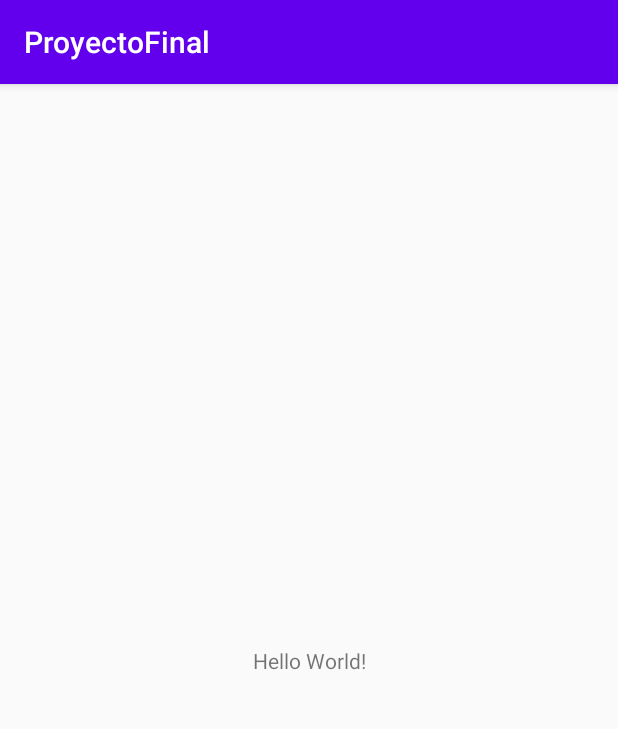
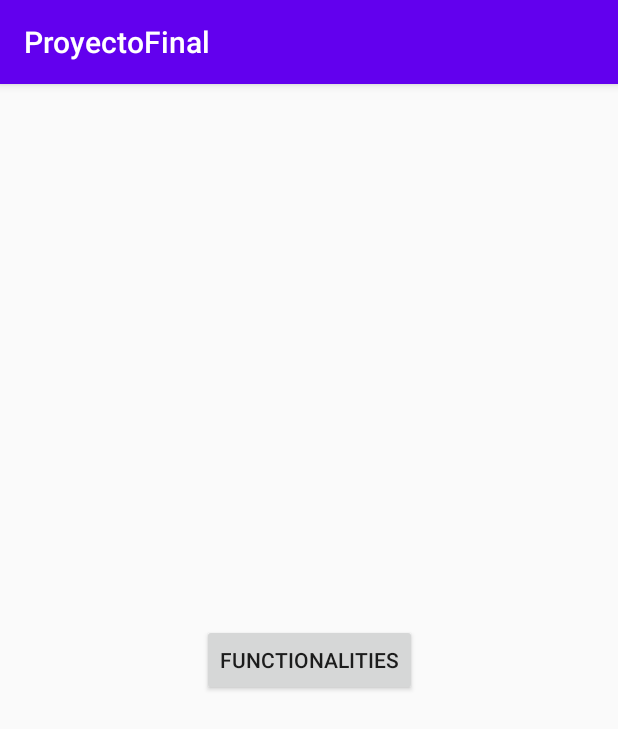
Before and after one commit to JeremiasFefe/ProyectoFinal, an Android app: the screen it shows after launch (MainActivity), on a phone screen of 412 x 824 dp. Shown: the top 729 px of the screen. Run offline under Robolectric (Android 15) with nearby library versions, the light colour scheme and no system bars.

Commit message:
Navegación básica creada

```diff
--- a/app/build.gradle
+++ b/app/build.gradle
@@ -1,4 +1,6 @@
 apply plugin: 'com.android.application'
+apply plugin: "androidx.navigation.safeargs"
+
 
 android {
     compileSdkVersion 29
@@ -28,7 +30,10 @@
 
     implementation 'androidx.appcompat:appcompat:1.1.0'
     implementation 'androidx.constraintlayout:constraintlayout:1.1.3'
+    implementation 'androidx.legacy:legacy-support-v4:1.0.0'
     testImplementation 'junit:junit:4.12'
     androidTestImplementation 'androidx.test.ext:junit:1.1.1'
     androidTestImplementation 'androidx.test.espresso:espresso-core:3.2.0'
+    implementation 'androidx.navigation:navigation-fragment:2.2.1'
+    implementation 'androidx.navigation:navigation-ui:2.2.1'
 }
--- /dev/null
+++ b/app/src/main/java/com/example/proyectofinal/fragments/MenuFragment.java
@@ -0,0 +1,52 @@
+package com.example.proyectofinal.fragments;
+
+import android.os.Bundle;
+
+import androidx.fragment.app.Fragment;
+import androidx.navigation.Navigation;
+
+import android.view.LayoutInflater;
+import android.view.View;
+import android.view.ViewGroup;
+import android.widget.Button;
+
+import com.example.proyectofinal.R;
+
+/**
+ * A simple {@link Fragment} subclass.
+ */
+public class MenuFragment extends Fragment {
+
+    private View v;
+    private Button btnMenuToFunc;
+
+    public MenuFragment() {
+        // Required empty public constructor
+    }
+
+
+    @Override
+    public View onCreateView(LayoutInflater inflater, ViewGroup container,
+                             Bundle savedInstanceState) {
+        // Inflate the layout for this fragment
+        v = inflater.inflate(R.layout.fragment_menu, container, false);
+
+        btnMenuToFunc=v.findViewById(R.id.btn_menu_to_func);
+
+        return v;
+    }
+
+    @Override
+    public void onStart() {
+        super.onStart();
+
+        btnMenuToFunc.setOnClickListener(new View.OnClickListener() {
+            @Override
+            public void onClick(View v) {
+                MenuFragmentDirections.ActionMenuFragmentToFunctionalitiesFragment actionMenuFragmentToFunctionalitiesFragment = new MenuFragmentDirections.ActionMenuFragmentToFunctionalitiesFragment();
+
+                Navigation.findNavController(v).navigate(actionMenuFragmentToFunctionalitiesFragment);
+            }
+        });
+    }
+}
--- a/app/src/main/res/layout/activity_main.xml
+++ b/app/src/main/res/layout/activity_main.xml
@@ -6,13 +6,11 @@
     android:layout_height="match_parent"
     tools:context=".MainActivity">
 
-    <TextView
-        android:layout_width="wrap_content"
-        android:layout_height="wrap_content"
-        android:text="Hello World!"
-        app:layout_constraintBottom_toBottomOf="parent"
-        app:layout_constraintLeft_toLeftOf="parent"
-        app:layout_constraintRight_toRightOf="parent"
-        app:layout_constraintTop_toTopOf="parent" />
-
+    <fragment
+        android:id="@+id/fragment"
+        android:name="androidx.navigation.fragment.NavHostFragment"
+        android:layout_width="match_parent"
+        android:layout_height="match_parent"
+        app:defaultNavHost="true"
+        app:navGraph="@navigation/navgraph" />
 </androidx.constraintlayout.widget.ConstraintLayout>
--- /dev/null
+++ b/app/src/main/res/layout/fragment_menu.xml
@@ -0,0 +1,19 @@
+<?xml version="1.0" encoding="utf-8"?>
+<androidx.constraintlayout.widget.ConstraintLayout xmlns:android="http://schemas.android.com/apk/res/android"
+    xmlns:app="http://schemas.android.com/apk/res-auto"
+    xmlns:tools="http://schemas.android.com/tools"
+    android:id="@+id/frameLayout"
+    android:layout_width="match_parent"
+    android:layout_height="match_parent"
+    tools:context=".fragments.MenuFragment" >
+
+    <Button
+        android:id="@+id/btn_menu_to_func"
+        android:layout_width="wrap_content"
+        android:layout_height="wrap_content"
+        android:text="Functionalities"
+        app:layout_constraintBottom_toBottomOf="parent"
+        app:layout_constraintEnd_toEndOf="parent"
+        app:layout_constraintStart_toStartOf="parent"
+        app:layout_constraintTop_toTopOf="parent" />
+</androidx.constraintlayout.widget.ConstraintLayout>
--- /dev/null
+++ b/app/src/main/res/navigation/navgraph.xml
@@ -0,0 +1,31 @@
+<?xml version="1.0" encoding="utf-8"?>
+<navigation xmlns:android="http://schemas.android.com/apk/res/android"
+    xmlns:app="http://schemas.android.com/apk/res-auto"
+    xmlns:tools="http://schemas.android.com/tools"
+    android:id="@+id/navgraph"
+    app:startDestination="@id/menuFragment">
+
+    <fragment
+        android:id="@+id/menuFragment"
+        android:name="com.example.proyectofinal.fragments.MenuFragment"
+        android:label="fragment_menu"
+        tools:layout="@layout/fragment_menu" >
+        <action
+            android:id="@+id/action_menuFragment_to_functionalitiesFragment"
+            app:destination="@id/functionalitiesFragment" />
+    </fragment>
+    <fragment
+        android:id="@+id/functionalitiesFragment"
+        android:name="com.example.proyectofinal.fragments.FunctionalitiesFragment"
+        android:label="fragment_functionalities"
+        tools:layout="@layout/fragment_functionalities" >
+        <action
+            android:id="@+id/action_functionalitiesFragment_to_explanationFragment"
+            app:destination="@id/explanationFragment" />
+    </fragment>
+    <fragment
+        android:id="@+id/explanationFragment"
+        android:name="com.example.proyectofinal.fragments.ExplanationFragment"
+        android:label="fragment_explanation"
+        tools:layout="@layout/fragment_explanation" />
+</navigation>
--- a/app/src/main/res/values/strings.xml
+++ b/app/src/main/res/values/strings.xml
@@ -1,3 +1,6 @@
 <resources>
     <string name="app_name">ProyectoFinal</string>
+
+    <!-- TODO: Remove or change this placeholder text -->
+    <string name="hello_blank_fragment">Hello blank fragment</string>
 </resources>
--- a/build.gradle
+++ b/build.gradle
@@ -9,7 +9,7 @@
     }
     dependencies {
         classpath 'com.android.tools.build:gradle:3.6.3'
-
+        classpath "android.arch.navigation:navigation-safe-args-gradle-plugin:1.0.0-alpha04"
 
         // NOTE: Do not place your application dependencies here; they belong
         // in the individual module build.gradle files
```
Also changed, not shown: app/src/main/java/com/example/proyectofinal/fragments/ExplanationFragment.java (added, +37 -0 lines), app/src/main/java/com/example/proyectofinal/fragments/FunctionalitiesFragment.java (added, +51 -0 lines), app/src/main/res/layout/fragment_explanation.xml (added, +19 -0 lines), app/src/main/res/layout/fragment_functionalities.xml (added, +19 -0 lines).
